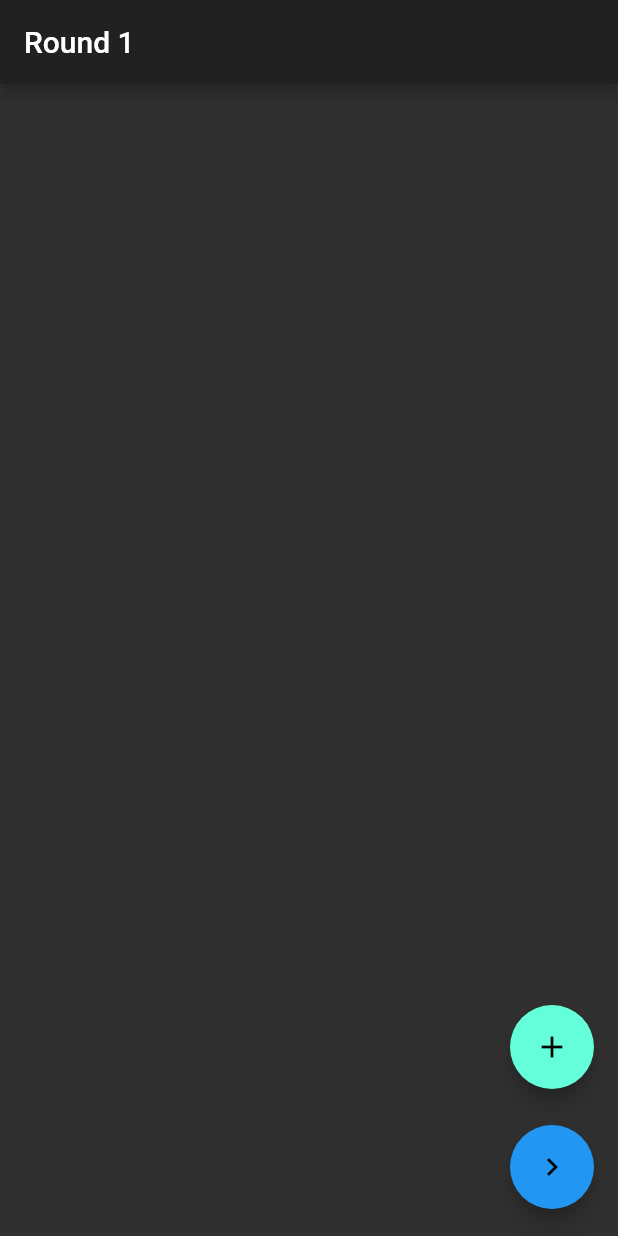
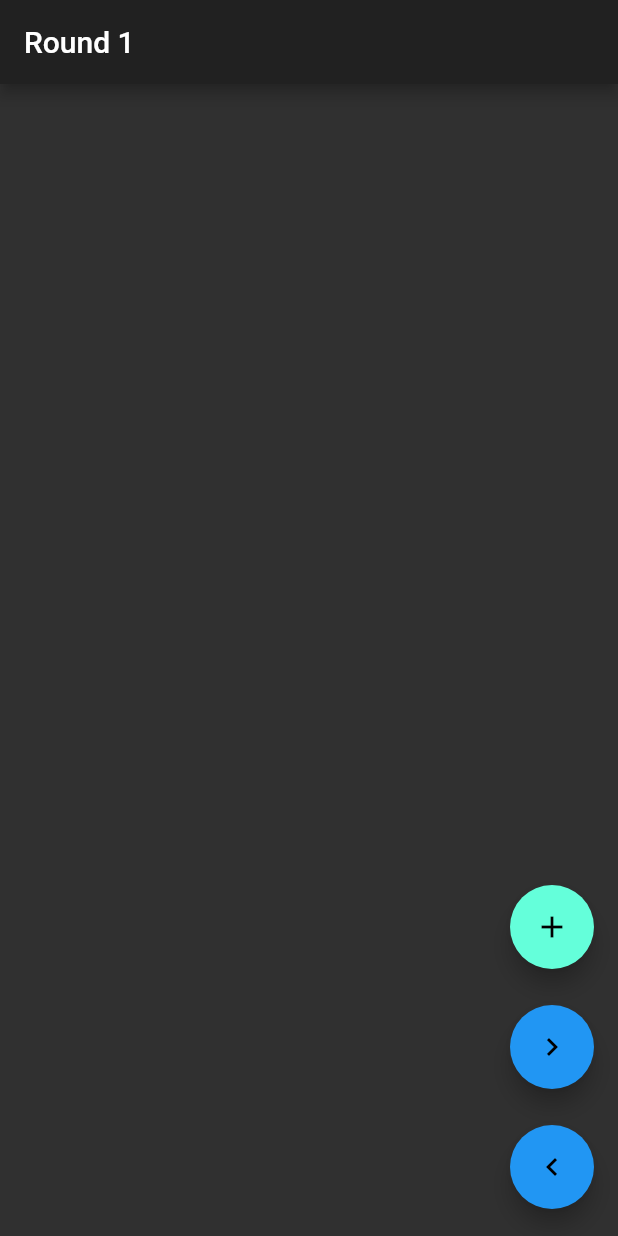
Before and after one commit to tsonnen/InitiativeTracker, a Flutter app: the screen it shows after launch, on a phone screen of 412 x 824 dp. Run offline on Flutter 3.47's test engine with Material 2 defaults, Android fonts, the phone set to English and light mode, and no system bars.

Commit message:
Allow moving to previous round
Allow moving to previous round. Also changing text color if HP < 0

```diff
--- a/lib/character_model.dart
+++ b/lib/character_model.dart
@@ -77,5 +77,8 @@ class CharacterListModel extends Model{
     notifyListeners();
   }
 
-
+  void prevRound() {
+    round == 1 ? round = 1 : round--;
+    notifyListeners();
+  }
 }
--- a/lib/screens/home_screen.dart
+++ b/lib/screens/home_screen.dart
@@ -43,6 +43,7 @@ class HomeScreenState extends State<HomeScreen>{
                         child: Text(
                           item.hp.toString(),
                           textAlign: TextAlign.center,
+                          style: TextStyle(color: item.hp < 0 ? Colors.red : Colors.white),
                         )
                       ),
                       new Expanded(
@@ -68,7 +69,7 @@ class HomeScreenState extends State<HomeScreen>{
         ),
       ),
       floatingActionButton: new Container(
-          height: 140.0,
+          height: 220.0,
           child: new Stack(
             children: <Widget>[
               Align(
@@ -110,6 +111,27 @@ class HomeScreenState extends State<HomeScreen>{
                         ),
                       ),
                     ),
+                    new Container(
+                      height: 20.0,
+                    ),
+                    ScopedModelDescendant<CharacterListModel>(
+                      builder: (context, child, model) => Container(
+                        height: 60.0,
+                        child: new FloatingActionButton(
+                          heroTag: "prevRound",
+                          onPressed: (){
+                            model.prevRound();
+                            this.setState(() {
+                              var round = model.round;
+                              titleText = "Round " + round.toString();
+                            });
+                          },
+                          backgroundColor: Colors.blue,
+                          tooltip: 'Previous Round',
+                          child: new Icon(Icons.navigate_before),
+                        ),
+                      ),
+                    ),
                   ],
                 ),
               )
```
